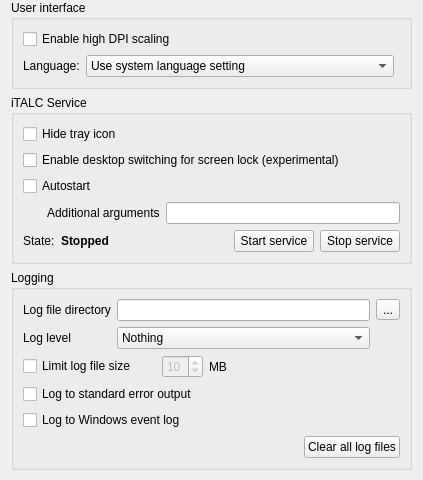
Before: the Qt Designer form configurator/forms/GeneralConfigurationPage.ui in veyon/veyon, drawn with Qt 5.
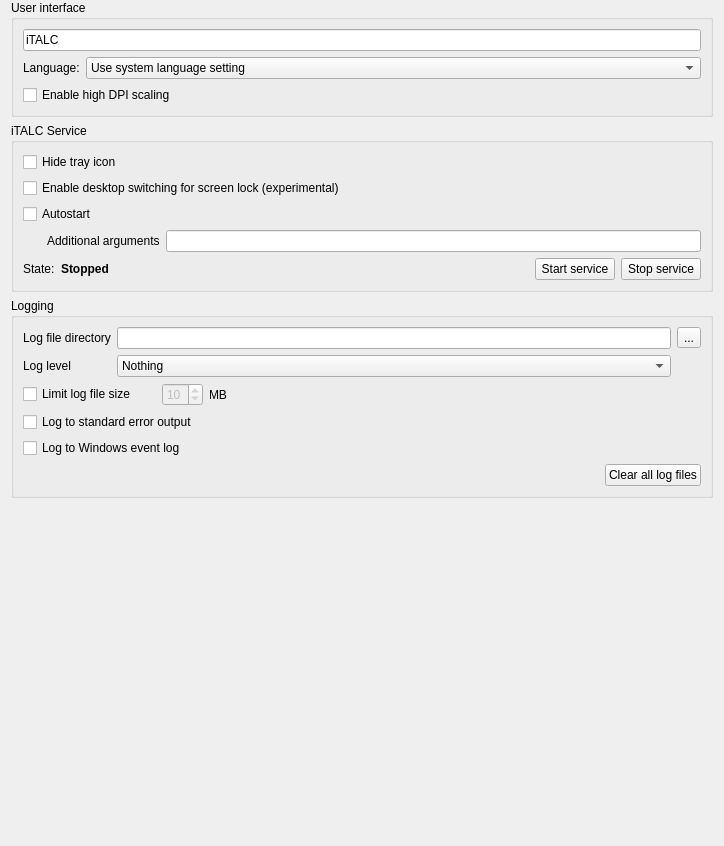
After: the same form once the commit is applied. Icons and pictures are not drawn.

Commit message: Core, Configurator: add applicationName property

The edit to the form file:
```diff
--- a/configurator/forms/GeneralConfigurationPage.ui
+++ b/configurator/forms/GeneralConfigurationPage.ui
@@ -2,6 +2,14 @@
 <ui version="4.0">
  <class>GeneralConfigurationPage</class>
  <widget class="QWidget" name="GeneralConfigurationPage">
+  <property name="geometry">
+   <rect>
+    <x>0</x>
+    <y>0</y>
+    <width>724</width>
+    <height>846</height>
+   </rect>
+  </property>
   <layout class="QVBoxLayout" name="verticalLayout_14">
    <property name="topMargin">
     <number>0</number>
@@ -40,13 +48,20 @@
         </item>
        </widget>
       </item>
-      <item row="0" column="0" colspan="3">
+      <item row="2" column="0" colspan="2">
        <widget class="QCheckBox" name="isHighDPIScalingEnabled">
         <property name="text">
          <string>Enable high DPI scaling</string>
         </property>
        </widget>
       </item>
+      <item row="0" column="0" colspan="2">
+       <widget class="QLineEdit" name="applicationName">
+        <property name="text">
+         <string>iTALC</string>
+        </property>
+       </widget>
+      </item>
      </layout>
     </widget>
    </item>
```
The commit also changes 5 other files.
